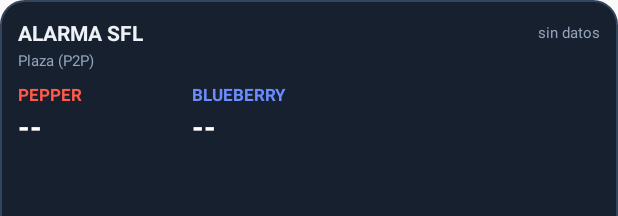
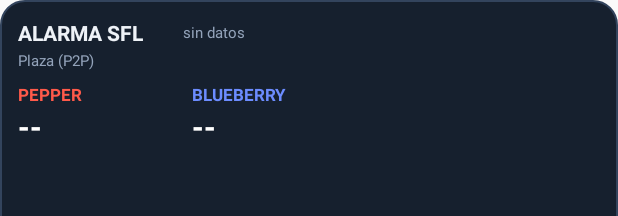
Before and after one commit to OnlyFinal/AlarmaSFL, an Android app: the layout widget_sfl.xml on its own in the app's theme, with its tools: preview values and no code run, on a phone screen of 412 x 824 dp. Shown: the top 216 px of the screen. Run offline under Robolectric (Android 15) with nearby library versions, the phone set to English and light mode, and no system bars.

Commit message:
Remove remaining weighted zero-width widget child

```diff
--- a/app/src/main/res/layout/widget_sfl.xml
+++ b/app/src/main/res/layout/widget_sfl.xml
@@ -14,9 +14,8 @@
         android:gravity="center_vertical">
 
         <TextView
-            android:layout_width="0dp"
+            android:layout_width="110dp"
             android:layout_height="wrap_content"
-            android:layout_weight="1"
             android:text="ALARMA SFL"
             android:textColor="#EEF2F7"
             android:textStyle="bold"
```
